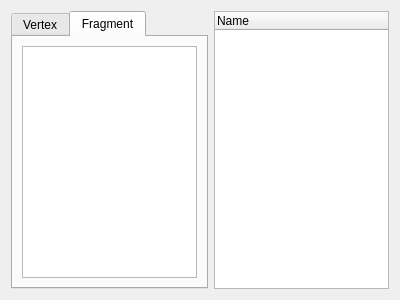
This is src/RenderPassUi.ui in paulbaron/ShaderEditor as Qt 5 draws it before an edit. The edited form follows.
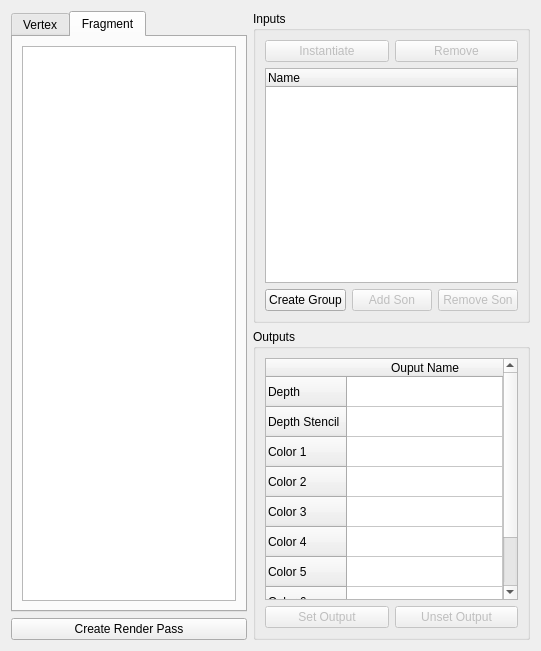
This is the edited form.

Commit message: RenderPass UI improved: now allows instantiation

Diff of the .ui file:
```diff
--- a/src/RenderPassUi.ui
+++ b/src/RenderPassUi.ui
@@ -6,8 +6,8 @@
    <rect>
     <x>0</x>
     <y>0</y>
-    <width>400</width>
-    <height>300</height>
+    <width>541</width>
+    <height>651</height>
    </rect>
   </property>
   <property name="sizePolicy">
@@ -19,9 +19,9 @@
   <property name="windowTitle">
    <string>Form</string>
   </property>
-  <layout class="QGridLayout" name="gridLayout_2">
-   <item row="0" column="0">
-    <layout class="QVBoxLayout" name="verticalLayout">
+  <layout class="QHBoxLayout" name="horizontalLayout">
+   <item>
+    <layout class="QVBoxLayout" name="renderPassDisplay">
      <property name="sizeConstraint">
       <enum>QLayout::SetDefaultConstraint</enum>
      </property>
@@ -52,16 +52,199 @@
        </widget>
       </widget>
      </item>
+     <item>
+      <widget class="QPushButton" name="createRenderPass">
+       <property name="text">
+        <string>Create Render Pass</string>
+       </property>
+      </widget>
+     </item>
     </layout>
    </item>
-   <item row="0" column="1">
-    <widget class="QTreeWidget" name="treeWidget">
-     <column>
-      <property name="text">
-       <string>Name</string>
-      </property>
-     </column>
-    </widget>
+   <item>
+    <layout class="QVBoxLayout" name="ioEditor">
+     <item>
+      <widget class="QGroupBox" name="inputGroup">
+       <property name="title">
+        <string>Inputs</string>
+       </property>
+       <layout class="QVBoxLayout" name="verticalLayout">
+        <item>
+         <layout class="QHBoxLayout" name="horizontalLayout_2">
+          <item>
+           <widget class="QPushButton" name="instantiate">
+            <property name="enabled">
+             <bool>false</bool>
+            </property>
+            <property name="text">
+             <string>Instantiate</string>
+            </property>
+           </widget>
+          </item>
+          <item>
+           <widget class="QPushButton" name="removeInstance">
+            <property name="enabled">
+             <bool>false</bool>
+            </property>
+            <property name="text">
+             <string>Remove</string>
+            </property>
+           </widget>
+          </item>
+         </layout>
+        </item>
+        <item>
+         <widget class="QTreeWidget" name="treeWidget">
+          <column>
+           <property name="text">
+            <string>Name</string>
+           </property>
+          </column>
+         </widget>
+        </item>
+        <item>
+         <layout class="QHBoxLayout" name="horizontalLayout_3">
+          <item>
+           <widget class="QPushButton" name="createGroup">
+            <property name="text">
+             <string>Create Group</string>
+            </property>
+           </widget>
+          </item>
+          <item>
+           <widget class="QPushButton" name="addSon">
+            <property name="enabled">
+             <bool>false</bool>
+            </property>
+            <property name="text">
+             <string>Add Son</string>
+            </property>
+           </widget>
+          </item>
+          <item>
+           <widget class="QPushButton" name="removeSon">
+            <property name="enabled">
+             <bool>false</bool>
+            </property>
+            <property name="text">
+             <string>Remove Son</string>
+            </property>
+           </widget>
+          </item>
+         </layout>
+        </item>
+       </layout>
+      </widget>
+     </item>
+     <item>
+      <widget class="QGroupBox" name="outputGroup">
+       <property name="title">
+        <string>Outputs</string>
+       </property>
+       <layout class="QGridLayout" name="gridLayout_3">
+        <item row="0" column="1">
+         <widget class="QTableWidget" name="tableWidget">
+          <attribute name="horizontalHeaderStretchLastSection">
+           <bool>true</bool>
+          </attribute>
+          <row>
+           <property name="text">
+            <string>Depth</string>
+           </property>
+          </row>
+          <row>
+           <property name="text">
+            <string>Depth Stencil</string>
+           </property>
+          </row>
+          <row>
+           <property name="text">
+            <string>Color 1</string>
+           </property>
+          </row>
+          <row>
+           <property name="text">
+            <string>Color 2</string>
+           </property>
+          </row>
+          <row>
+           <property name="text">
+            <string>Color 3</string>
+           </property>
+          </row>
+          <row>
+           <property name="text">
+            <string>Color 4</string>
+           </property>
+          </row>
+          <row>
+           <property name="text">
+            <string>Color 5</string>
+           </property>
+          </row>
+          <row>
+           <property name="text">
+            <string>Color 6</string>
+           </property>
+          </row>
+          <row>
+           <property name="text">
+            <string>Color 7</string>
+           </property>
+          </row>
+          <column>
+           <property name="text">
+            <string>Ouput Name</string>
+           </property>
+          </column>
+          <item row="0" column="0">
+           <property name="text">
+            <string/>
+           </property>
+           <property name="flags">
+            <set>ItemIsSelectable|ItemIsEnabled</set>
+           </property>
+          </item>
+          <item row="6" column="0">
+           <property name="text">
+            <string/>
+           </property>
+          </item>
+          <item row="7" column="0">
+           <property name="text">
+            <string/>
+           </property>
+          </item>
+         </widget>
+        </item>
+        <item row="1" column="1">
+         <layout class="QHBoxLayout" name="horizontalLayout_4">
+          <item>
+           <widget class="QPushButton" name="setOutput">
+            <property name="enabled">
+             <bool>false</bool>
+            </property>
+            <property name="text">
+             <string>Set Output</string>
+            </property>
+           </widget>
+          </item>
+          <item>
+           <widget class="QPushButton" name="unsetOutput">
+            <property name="enabled">
+             <bool>false</bool>
+            </property>
+            <property name="text">
+             <string>Unset Output</string>
+            </property>
+           </widget>
+          </item>
+         </layout>
+        </item>
+       </layout>
+      </widget>
+     </item>
+    </layout>
    </item>
   </layout>
  </widget>
```
The commit also changes 11 other files.
